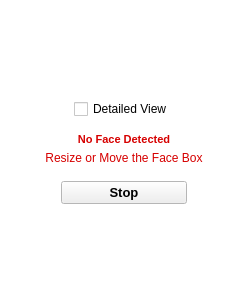
The window that reluu_application/GUI_improvements/active_model.ui (e-remington-lee/record_video) describes before a commit, drawn with Qt 5.
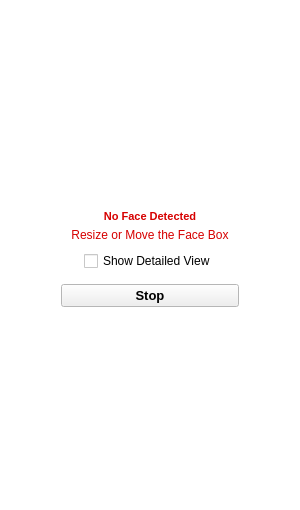
The same window after the commit.

Commit message: added graphs to active model

```diff
--- a/reluu_application/GUI_improvements/active_model.ui
+++ b/reluu_application/GUI_improvements/active_model.ui
@@ -6,8 +6,8 @@
    <rect>
     <x>0</x>
     <y>0</y>
-    <width>248</width>
-    <height>304</height>
+    <width>300</width>
+    <height>510</height>
    </rect>
   </property>
   <property name="palette">
@@ -90,24 +90,6 @@
         </layout>
        </item>
        <item>
-        <layout class="QVBoxLayout" name="detailed_view_layout">
-         <item alignment="Qt::AlignHCenter">
-          <widget class="QCheckBox" name="detailed_view_checkbox">
-           <property name="text">
-            <string>Detailed View</string>
-           </property>
-           <property name="checked">
-            <bool>false</bool>
-           </property>
-          </widget>
-         </item>
-        </layout>
-       </item>
-      </layout>
-     </item>
-     <item>
-      <layout class="QVBoxLayout" name="detailed_info_layout">
-       <item>
         <layout class="QVBoxLayout" name="warning_layout" stretch="0,0">
          <property name="spacing">
           <number>0</number>
@@ -302,6 +284,28 @@
          </item>
         </layout>
        </item>
+       <item>
+        <layout class="QVBoxLayout" name="detailed_view_layout">
+         <property name="sizeConstraint">
+          <enum>QLayout::SetMaximumSize</enum>
+         </property>
+         <item alignment="Qt::AlignHCenter">
+          <widget class="QCheckBox" name="detailed_view_checkbox">
+           <property name="font">
+            <font>
+             <family>Segoe UI Symbol</family>
+            </font>
+           </property>
+           <property name="text">
+            <string>Show Detailed View</string>
+           </property>
+           <property name="checked">
+            <bool>false</bool>
+           </property>
+          </widget>
+         </item>
+        </layout>
+       </item>
       </layout>
      </item>
      <item>
```
The commit also changes 5 other files.
